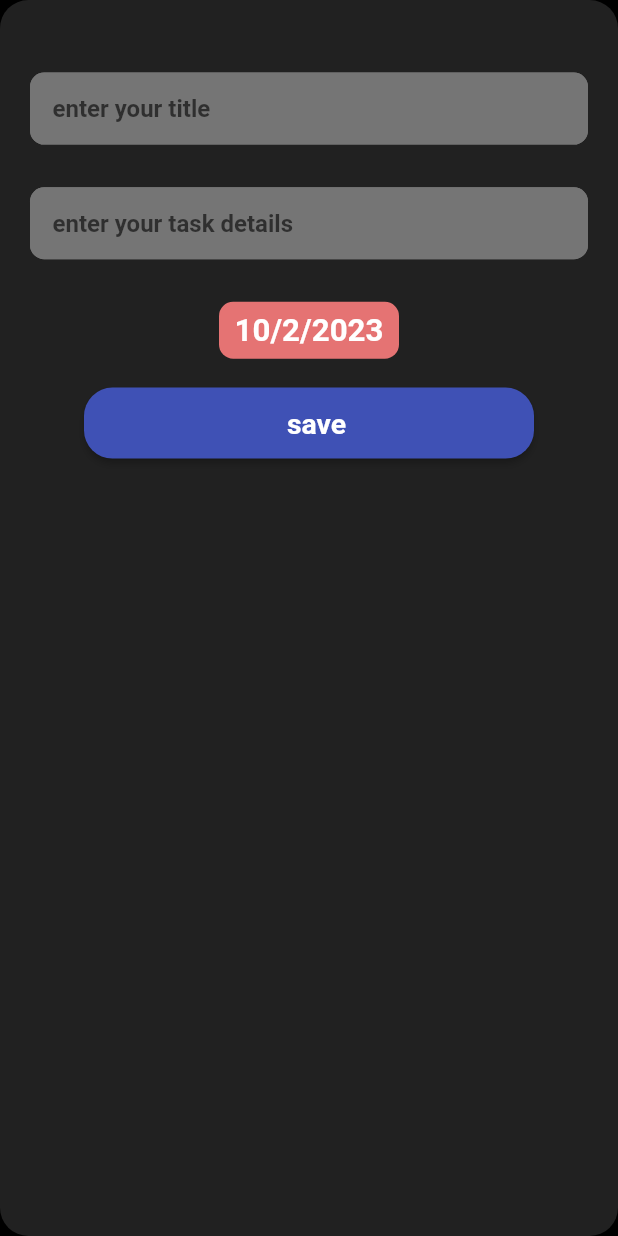
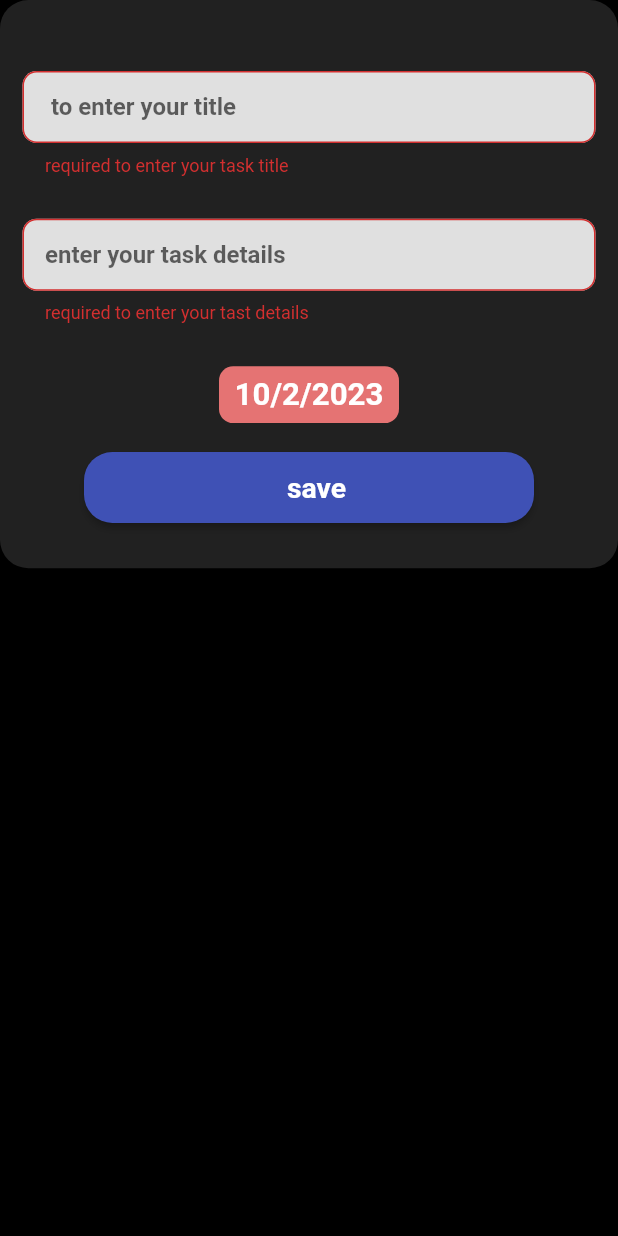
Before and after one commit to mohamedessamm1/Todo_App, a Flutter app: the MyBottomSheet widget shown alone on an empty page, opened directly, after a tap on "save", on a phone screen of 412 x 824 dp. Run offline on Flutter 3.47's test engine with Material 2 defaults, Android fonts, the phone set to English and light mode, and no system bars; our stand-ins replace animated_bottom_navigation_bar, calendar_timeline, cloud_firestore, firebase_core, flutter_bloc, flutter_screenutil; accounts and stored records are empty; Roboto replaces fonts that are missing (cairo).

Commit message:
third edit

```diff
--- a/lib/HomeLayout/HomeLayout.dart
+++ b/lib/HomeLayout/HomeLayout.dart
@@ -5,12 +5,14 @@ import 'package:flutter_screenutil/flutter_screenutil.dart';
 import 'package:todo/modules/Cubit/AppCubit.dart';
 import 'package:todo/modules/Cubit/AppState.dart';
 
+import '../modules/bottomsheet.dart';
+
 class HomeLayout extends StatelessWidget {
   @override
   Widget build(BuildContext context) {
-    return BlocConsumer<AppCubit,AppStates>(
-        listener: (context,state){},
-      builder: (context,state){
+    return BlocConsumer<AppCubit, AppStates>(
+      listener: (context, state) {},
+      builder: (context, state) {
         return Scaffold(
           appBar: AppBar(
             title: Text('mawa3idy'),
@@ -22,12 +24,17 @@ class HomeLayout extends StatelessWidget {
           floatingActionButton: FloatingActionButton(
             backgroundColor: Colors.indigo,
             child: Icon(Icons.add),
-
             onPressed: () {
-                AppCubit.get(context).showbottomsheet(context);
+              showDialog(context: context, builder: (context){
+                return Dialog(
+                  backgroundColor: Colors.transparent,
+                  child: MyBottomSheet(),
+                );
+              });
             },
           ),
-            floatingActionButtonLocation: FloatingActionButtonLocation.centerDocked,
+          floatingActionButtonLocation:
+              FloatingActionButtonLocation.centerDocked,
           bottomNavigationBar: AnimatedBottomNavigationBar(
             icons: AppCubit.get(context).MyIcons,
             activeColor: Colors.indigo,
@@ -48,7 +55,6 @@ class HomeLayout extends StatelessWidget {
             onTap: (index) => AppCubit.get(context).changebottomnav(index),
             //other params
           ),
-
         );
       },
     );
--- /dev/null
+++ b/lib/firestore/firestore_utils.dart
@@ -0,0 +1,15 @@
+import 'package:cloud_firestore/cloud_firestore.dart';
+import 'package:todo/models/firestore_model.dart';
+
+CollectionReference<Task> GetTaskCollection() {
+  return FirebaseFirestore.instance.collection('task').withConverter<Task>(
+      fromFirestore: ((snapshot, option) => Task.fromJson(snapshot.data()!)),
+      toFirestore: (Task, option) => Task.toJson());
+}
+
+Future <void> addtasktofirestore(Task task) {
+  var collection = GetTaskCollection();
+  var docref = collection.doc();
+  task.id = docref.id;
+  return docref.set(task);
+}
--- /dev/null
+++ b/lib/models/firestore_model.dart
@@ -0,0 +1,36 @@
+class  Task {
+  String title;
+  String describe;
+  String id;
+  int date;
+  bool isdone;
+
+  Task({
+    required this.title,
+    required this.describe,
+     this.id ='',
+    required this.date,
+     this.isdone=false,
+  });
+
+  Task.fromJson(Map<String, dynamic> json)
+      : this(
+    title: json['title']! as String,
+    describe: json['describe']! as String,
+    id: json['id']! as String,
+    date: json['date']! as int,
+    isdone: json['isdone']! as bool,
+  );
+
+
+
+  Map<String, dynamic> toJson() {
+    return {
+      'title': title,
+      'describe': describe,
+      'id': id,
+      'date': date,
+      'isdone': isdone,
+    };
+  }
+}
--- a/lib/modules/Cubit/AppCubit.dart
+++ b/lib/modules/Cubit/AppCubit.dart
@@ -1,12 +1,12 @@
-import 'package:bottom_sheet/bottom_sheet.dart';
 
 import 'package:flutter_bloc/flutter_bloc.dart';
 import 'package:flutter/material.dart';
+import 'package:todo/firestore/firestore_utils.dart';
+import 'package:todo/models/firestore_model.dart';
 import 'package:todo/modules/Cubit/AppState.dart';
 import 'package:todo/modules/home/HomePage.dart';
 import 'package:todo/modules/settings/Settings.dart';
 
-import '../bottomsheet.dart';
 
 class AppCubit extends Cubit<AppStates> {
   AppCubit() : super(AppInitialState());
@@ -32,23 +32,6 @@ class AppCubit extends Cubit<AppStates> {
     emit(AppBottomNavChangeState());
   }
 
-  void showbottomsheet(context) {
-    showFlexibleBottomSheet(
-
-      context: context,
-      builder: buildBottomSheet,
-    );
-    emit(showBottomSheetState());
-  }
-
-  Widget buildBottomSheet(
-    BuildContext context,
-    ScrollController scrollController,
-    double bottomSheetOffset,
-  ) {
-    return MyBottomSheet();
-  }
-
   DateTime SelectedDate = DateTime.now();
   void ChooseDate(context) async {
     var choosendate = await showDatePicker(
@@ -61,4 +44,22 @@ class AppCubit extends Cubit<AppStates> {
     }
     emit(ChooseDateState());
   }
+  void addtask({required GlobalKey<FormState> form,context,titlecontrol,describecontrol}) {
+    if (form.currentState?.validate() == true) {
+      Task task =   Task(
+          title: titlecontrol.toString(),
+          describe: describecontrol.toString(),
+          date: SelectedDate.microsecondsSinceEpoch,
+   );
+      addtasktofirestore(task).timeout(Duration(milliseconds: 500),
+      onTimeout: (){
+        print('task done ');
+        Navigator.pop(context);
+      }
+      );
+
+  }
+  }
+
+
 }
--- a/lib/modules/bottomsheet.dart
+++ b/lib/modules/bottomsheet.dart
@@ -1,70 +1,78 @@
 import 'package:flutter/material.dart';
 import 'package:flutter_bloc/flutter_bloc.dart';
 import 'package:flutter_screenutil/flutter_screenutil.dart';
+import 'package:todo/firestore/firestore_utils.dart';
 import 'package:todo/modules/Cubit/AppCubit.dart';
 import 'package:todo/modules/Cubit/AppState.dart';
 
 class MyBottomSheet extends StatelessWidget {
   @override
   Widget build(BuildContext context) {
-    return BlocConsumer<AppCubit,AppStates>(
-
-        listener: (context,state){}  ,
-      builder: (context,state){
-          var formkey=GlobalKey<FormState>();
+    return BlocConsumer<AppCubit, AppStates>(
+        listener: (context, state) {},
+        builder: (context, state) {
+          var formkey = GlobalKey<FormState>();
          return Form(
             key: formkey,
-            child: Scaffold(
-              body: Container(
+            child:    SingleChildScrollView(
+              child: SizedBox(
+                height: 400.h,
+                  child: Center(
+                    child: Container(
                       decoration: BoxDecoration(
                           color: Colors.grey.shade900,
-                    borderRadius: BorderRadius.all(Radius.circular(20.r))),
-                width: double.infinity,
+                          borderRadius:
+                          BorderRadius.all(Radius.circular(20.r))),
                       child: Column(
                         children: [
                           Padding(
-                      padding: const EdgeInsets.all(20.0),
+                            padding:  EdgeInsets.symmetric(horizontal: 15.w),
                             child: Column(
                               children: [
                                 SizedBox(
-                            height: 30.h,
+                                  height: 50.h,
                                 ),
                                 TextFormField(
-                            validator: (Text){
-                              if(Text==null|| Text.isEmpty){
-                                return 'enter your task title';
+
+                                  validator: (Text) {
+                                    if (Text == null || Text.isEmpty) {
+                                      return 'required to enter your task title';
                                     }
                                     return null;
                                   },
                                   style: TextStyle(fontWeight: FontWeight.w600),
                                   keyboardType: TextInputType.text,
                                   decoration: InputDecoration(
-                                hintText: 'enter your title',
-                                contentPadding:
-                                EdgeInsets.symmetric(horizontal: 15.w),
+                                      hintText: ' to enter your title',
+                                      contentPadding: EdgeInsets.symmetric(
+                                          horizontal: 15.w),
                                       filled: true,
-                                fillColor: Colors.grey.shade600,
+                                      fillColor: Colors.grey.shade300,
                                       enabledBorder: OutlineInputBorder(
-                                  borderRadius: BorderRadius.circular(10.r),
+                                        borderRadius:
+                                        BorderRadius.circular(10.r),
                                         borderSide: BorderSide(
-                                      color: Colors.grey.shade600), //<-- SEE HERE
+                                            color: Colors
+                                                .grey.shade300), //<-- SEE HERE
                                       ),
                                       focusedBorder: OutlineInputBorder(
-                                  borderRadius: BorderRadius.circular(10.r),
+                                        borderRadius:
+                                        BorderRadius.circular(10.r),
                                         borderSide: BorderSide(
-                                      color: Colors.grey.shade400), //<-- SEE HERE
+                                            color: Colors
+                                                .grey.shade400), //<-- SEE HERE
                                       ),
                                       border: OutlineInputBorder(
-                                    borderRadius: BorderRadius.circular(10.r))),
+                                          borderRadius:
+                                          BorderRadius.circular(10.r))),
                                 ),
                                 SizedBox(
                                   height: 30.h,
                                 ),
                                 TextFormField(
-                            validator: (Text){
-                              if( Text==null || Text.isEmpty){
-                                return' enter your tast details ';
-
+                                  validator: (Text) {
+                                    if (Text == null || Text.isEmpty) {
+                                      return 'required to enter your tast details ';
                                     }
                                     return null;
                                   },
@@ -72,51 +80,62 @@ class MyBottomSheet extends StatelessWidget {
                                   keyboardType: TextInputType.text,
                                   decoration: InputDecoration(
                                       hintText: 'enter your task details',
-                                contentPadding:
-                                EdgeInsets.symmetric(horizontal: 15.w),
+                                      contentPadding: EdgeInsets.symmetric(
+                                          horizontal: 15.w),
                                       filled: true,
-                                fillColor: Colors.grey.shade600,
+                                      fillColor: Colors.grey.shade300,
                                       enabledBorder: OutlineInputBorder(
-                                  borderRadius: BorderRadius.circular(10.r),
+                                        borderRadius:
+                                        BorderRadius.circular(10.r),
                                         borderSide: BorderSide(
-                                      color: Colors.grey.shade600), //<-- SEE HERE
+                                            color: Colors
+                                                .grey.shade300), //<-- SEE HERE
                                       ),
                                       focusedBorder: OutlineInputBorder(
-                                  borderRadius: BorderRadius.circular(10.r),
+                                        borderRadius:
+                                        BorderRadius.circular(10.r),
                                         borderSide: BorderSide(
-                                      color: Colors.grey.shade400), //<-- SEE HERE
+                                            color: Colors
+                                                .grey.shade300), //<-- SEE HERE
                                       ),
                                       border: OutlineInputBorder(
-                                    borderRadius: BorderRadius.circular(10.r))),
+                                          borderRadius:
+                                          BorderRadius.circular(10.r))),
                                 ),
                                 SizedBox(
                                   height: 30.h,
                                 ),
                                 InkWell(
-                            onTap: (){
+                                  onTap: () {
                                     AppCubit.get(context).ChooseDate(context);
                                   },
                                   child: Container(
                                     height: 40.h,
                                     width: 120.w,
                                     decoration: BoxDecoration(
-                                  borderRadius: BorderRadius.circular(10.r),
-                                  color: Colors.red[300]
-                              ),
+                                        borderRadius:
+                                        BorderRadius.circular(10.r),
+                                        color: Colors.red[300]),
                                     child: Center(
-                                child: Text(style: TextStyle(fontSize: 22.sp,color: Colors.white,fontWeight: FontWeight.bold),
-                                    '${
-                                        AppCubit.get(context).SelectedDate.day}'
+                                      child: Text(
+                                          style: TextStyle(
+                                              fontSize: 22.sp,
+                                              color: Colors.white,
+                                              fontWeight: FontWeight.bold),
+                                          '${AppCubit.get(context).SelectedDate.day}'
                                               '/${AppCubit.get(context).SelectedDate.month}'
                                               '/${AppCubit.get(context).SelectedDate.year}'
                                               ''),
                                     ),
                                   ),
                                 ),
-                          SizedBox(height: 20.h,),
+                                SizedBox(
+                                  height: 20.h,
+                                ),
                                 ElevatedButton(
                                   onPressed: () {
 
+                                    AppCubit.get(context).addtask(form: formkey,context: context);
                                   },
                                   child: Row(
                                     mainAxisAlignment: MainAxisAlignment.center,
@@ -141,8 +160,10 @@ AppCubit.get(context).ChooseDate(context);
                                       fixedSize: Size(300.w, 50.h),
                                       backgroundColor: Colors.indigo,
                                       shape: RoundedRectangleBorder(
-                                    borderRadius: BorderRadius.circular(20.r))),
+                                          borderRadius:
+                                          BorderRadius.circular(20.r))),
                                 ),
+
                               ],
                             ),
                           )
@@ -150,9 +171,9 @@ AppCubit.get(context).ChooseDate(context);
                       ),
                     ),
                   ),
+                ),
+            ),
           );
-      }
-
-    );
+        });
   }
 }
--- a/pubspec.yaml
+++ b/pubspec.yaml
@@ -35,7 +35,7 @@ dependencies:
   firebase_core: ^2.4.1
   bloc: ^8.1.0
   flutter_bloc:
-  bottom_sheet: ^3.1.2
+  cloud_firestore: ^4.3.2
 
   flutter:
     sdk: flutter
```
Also changed, not shown: pubspec.lock, 2 other files. Lines whose indentation alone changed are shown as unchanged.
